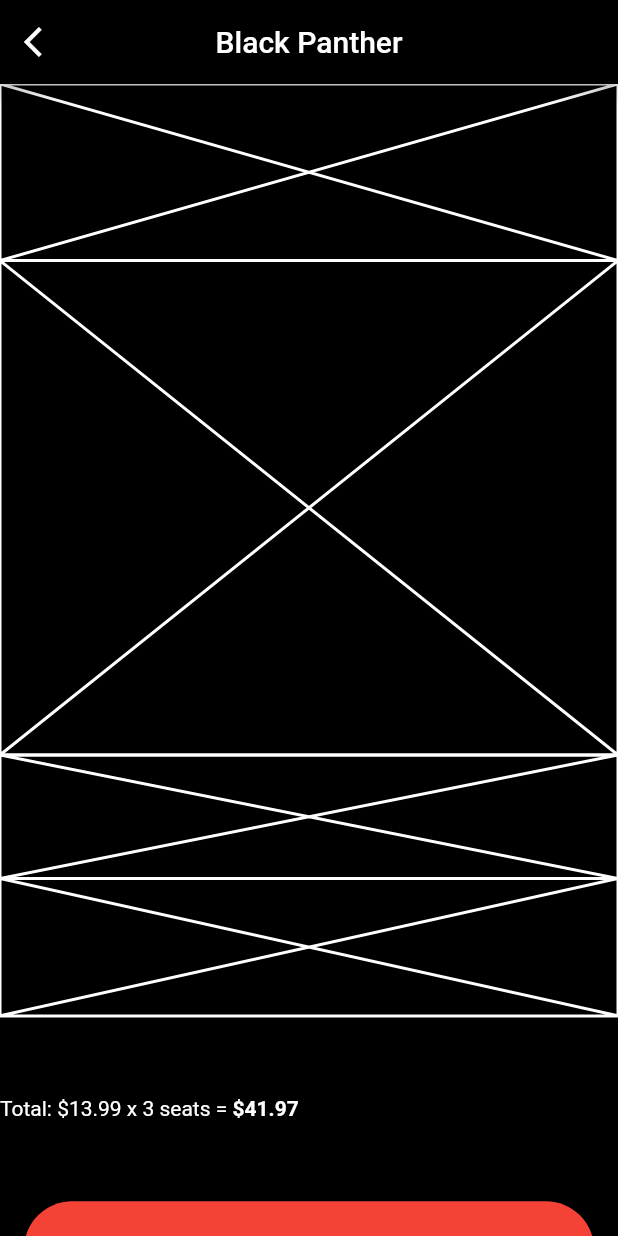
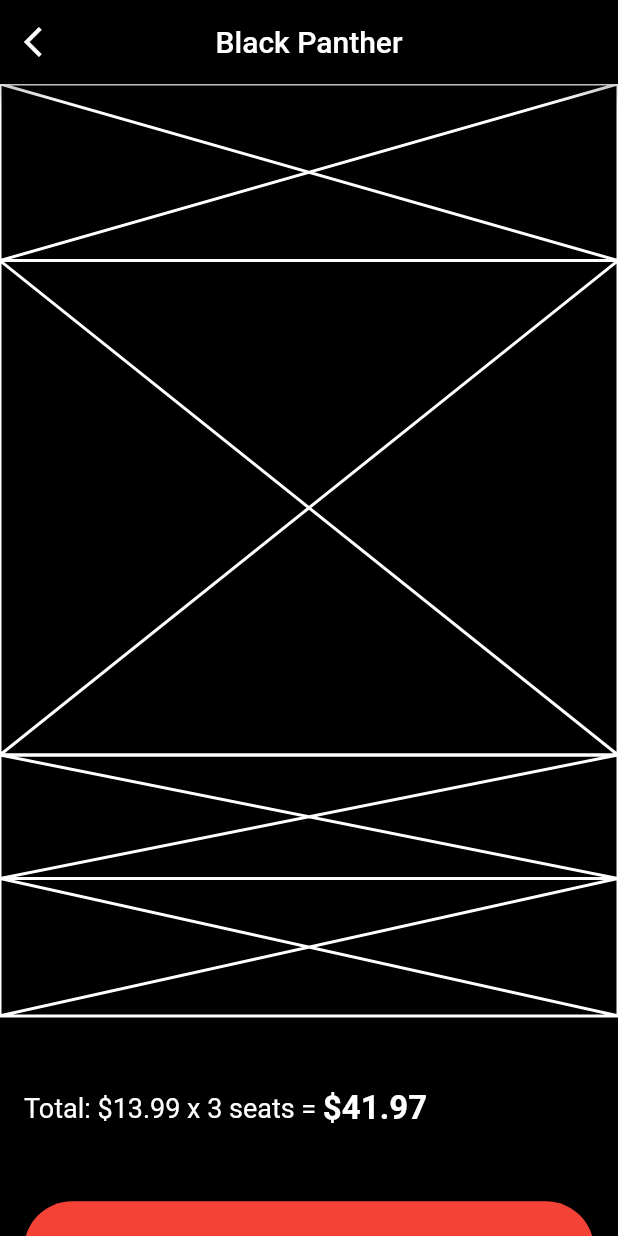
Before and after one commit to JAICHANGPARK/flutter_notebook_8th_story, a Flutter app: the screen it shows after launch, on a phone screen of 412 x 824 dp. Run offline on Flutter 3.47's test engine with Material 2 defaults, Android fonts, the phone set to English and light mode, and no system bars; our stand-ins replace badges, flutter_hooks, google_fonts, hooks_riverpod, state_notifier.

Commit message:
Update cinema_app.dart

```diff
--- a/lib/ep574_cinema_app/cinema_app.dart
+++ b/lib/ep574_cinema_app/cinema_app.dart
@@ -61,14 +61,17 @@ class _ReservePageState extends State<ReservePage> {
             Divider(),
             Container(
               height: MediaQuery.of(context).size.height / 9,
+              padding: EdgeInsets.symmetric(horizontal: 16),
               child: Row(
                 children: [
                   Text("Total: \$13.99 x 3 seats = ", style: TextStyle(
-                    color: Colors.white
+                    color: Colors.white,
+                    fontSize: 18
                   ),),
                   Text("\$41.97", style: TextStyle(
                     fontWeight: FontWeight.bold,
-                    color: Colors.white
+                    color: Colors.white,
+                    fontSize: 22
                   ),),
                 ],
               ),
```
